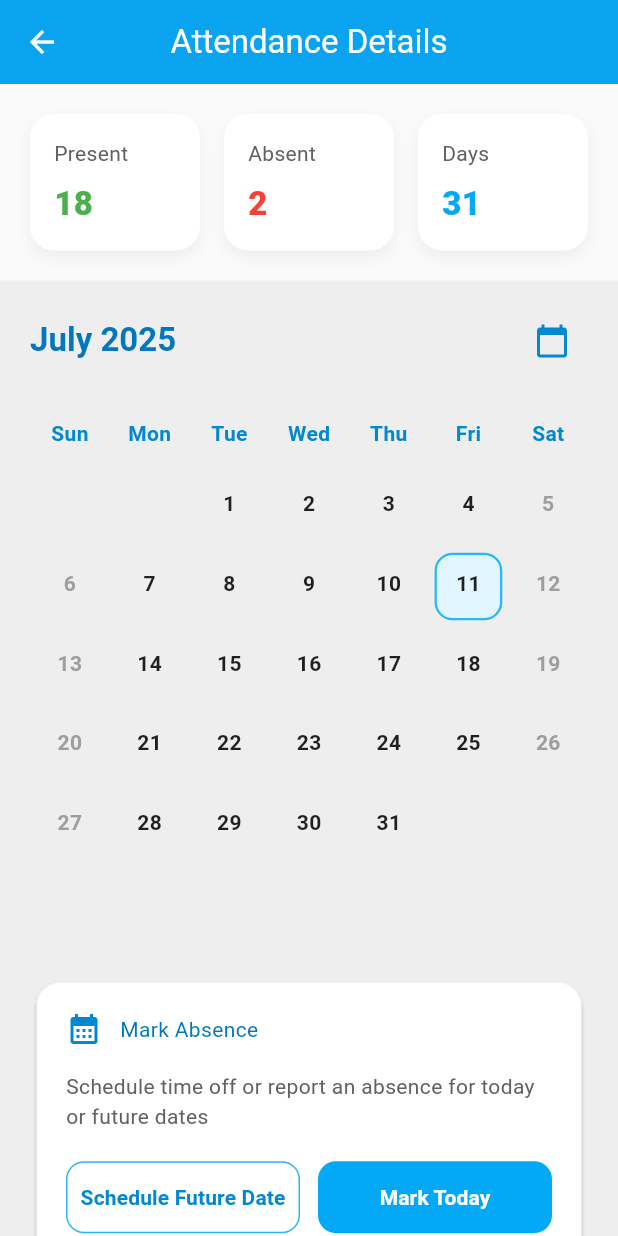
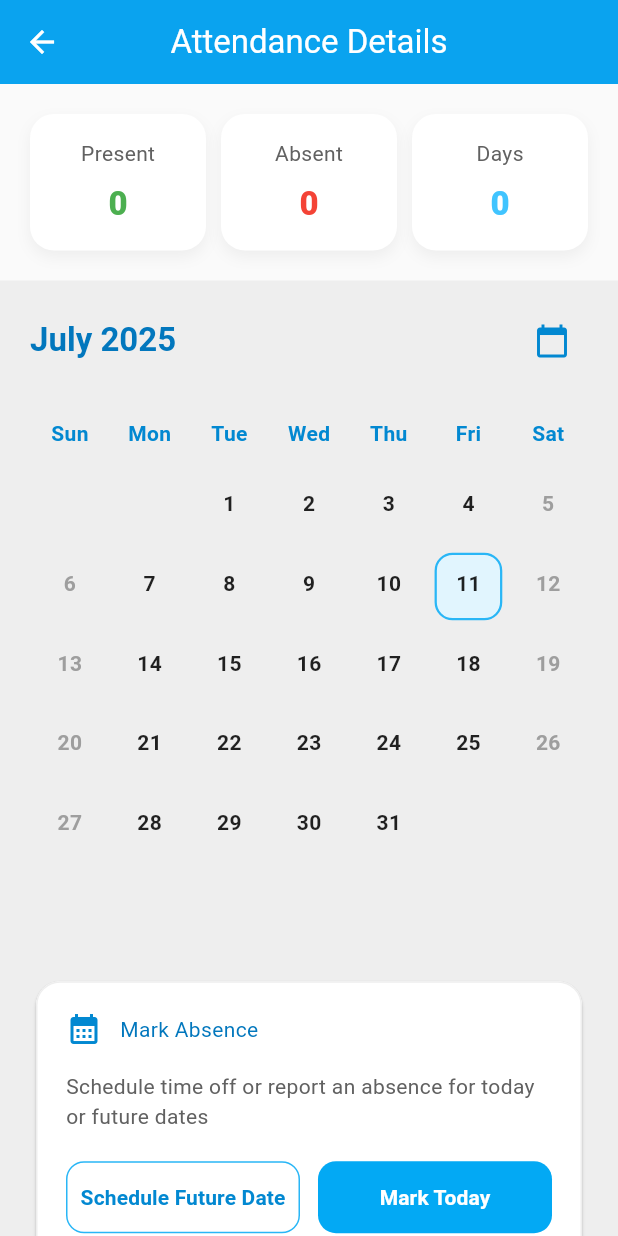
Before and after one commit to Danish9111/mess, a Flutter app: the screen it shows once a user with an empty profile is signed in, scrolled down 264 dp, after a tap on "ATTENDANCE SUMMARY", on a phone screen of 412 x 824 dp. Run offline on Flutter 3.47's test engine with Material 3 defaults, Android fonts, the phone set to English and light mode, and no system bars; our stand-ins replace cloud_firestore, firebase_auth, firebase_core, flutter_rating_bar, flutter_riverpod, google_fonts and 3 more; accounts and stored records are empty.

Commit message:
modified summarycard commented out some code

```diff
--- a/lib/screens/dashboard_screen/dashboard_ui/attendance_ui/attendance_details.dart
+++ b/lib/screens/dashboard_screen/dashboard_ui/attendance_ui/attendance_details.dart
@@ -6,6 +6,9 @@ import 'package:mess/screens/dashboard_screen/dashboard_ui/attendance_ui/confirm
 import 'package:mess/screens/dashboard_screen/dashboard_ui/attendance_ui/build_summery_card.dart';
 import 'package:mess/screens/dashboard_screen/dashboard_ui/attendance_ui/show_day_options.dart';
 import 'package:mess/screens/dashboard_screen/dashboard_ui/attendance_utils/fetch_attendance.dart';
+import 'package:mess/screens/dashboard_screen/dashboard_ui/attendance_utils/count_attendance.dart';
+
+// final presentsCount = countAttendanceThisMonth();
 
 class AttendanceDetailsScreen extends StatefulWidget {
   const AttendanceDetailsScreen({super.key});
@@ -42,12 +45,24 @@ class _AttendanceDetailsScreenState extends State<AttendanceDetailsScreen> {
               color: Colors.grey.shade50,
               child: Row(
                 children: [
-                  buildSummaryCard(context, 'Present', '18', Colors.green),
-                  const SizedBox(width: 16),
-                  buildSummaryCard(context, 'Absent', '2', Colors.red),
-                  const SizedBox(width: 16),
-                  buildSummaryCard(
-                      context, 'Days', '$daysInMonth', Colors.lightBlue),
+                  SummaryCard(
+                      title: 'Present',
+                      color: Colors.green,
+                      future: countAttendanceThisMonth(status: 'present')),
+                  SizedBox(
+                    width: 10,
+                  ),
+                  SummaryCard(
+                      title: 'Absent',
+                      color: Colors.red,
+                      future: countAttendanceThisMonth(status: 'absent')),
+                  SizedBox(
+                    width: 10,
+                  ),
+                  SummaryCard(
+                      title: 'Days',
+                      color: Colors.lightBlueAccent,
+                      future: countAttendanceThisMonth(status: 'days')),
                 ],
               ),
             ),
--- a/lib/screens/dashboard_screen/dashboard_ui/attendance_ui/build_summery_card.dart
+++ b/lib/screens/dashboard_screen/dashboard_ui/attendance_ui/build_summery_card.dart
@@ -1,7 +1,26 @@
 import 'package:flutter/material.dart';
 
-Widget buildSummaryCard(
-    BuildContext context, String title, String value, Color color) {
+class SummaryCard extends StatelessWidget {
+  const SummaryCard({
+    super.key,
+    required this.title,
+    required this.color,
+    required this.future, // inject the future so we don't recreate it
+  });
+
+  final String title;
+  final Color color;
+  final Future<int> future;
+
+  @override
+  Widget build(BuildContext context) {
+    return FutureBuilder<int>(
+      future: future,
+      builder: (context, snap) {
+        if (snap.hasError) {
+          return Text('Error: ${snap.error}');
+        }
+
         return Expanded(
           child: Container(
             padding: const EdgeInsets.all(16),
@@ -17,7 +36,7 @@ Widget buildSummaryCard(
               ],
             ),
             child: Column(
-        crossAxisAlignment: CrossAxisAlignment.start,
+              crossAxisAlignment: CrossAxisAlignment.center,
               children: [
                 Text(
                   title,
@@ -27,8 +46,17 @@ Widget buildSummaryCard(
                   ),
                 ),
                 const SizedBox(height: 8),
+                // // snap.connectionState == ConnectionState.waiting
+                //     ? const SizedBox(
+                //         height: 22, // same height as the text
+                //         width: 22,
+                //         child: CircularProgressIndicator(
+                //           strokeWidth: 2,
+                //           color: Colors.lightBlueAccent,
+                //         ),
+                //       ):
                 Text(
-            value,
+                  '${snap.data ?? 0}',
                   style: TextStyle(
                     fontSize: 22,
                     fontWeight: FontWeight.w800,
@@ -39,4 +67,7 @@ Widget buildSummaryCard(
             ),
           ),
         );
+      },
+    );
   }
+}
--- a/lib/screens/dashboard_screen/dashboard_ui/attendance_utils/backfill_attendance.dart
+++ b/lib/screens/dashboard_screen/dashboard_ui/attendance_utils/backfill_attendance.dart
@@ -46,16 +46,16 @@ Future<void> backfillAttendance() async {
 
   // 3️⃣ commit if we actually added something
   if (writes == 0) {
-    if (kDebugMode) debugPrint('[ATT] 🟢 Nothing to back‑fill');
+    if (kDebugMode) debugPrint(' 🟢 Nothing to back‑fill');
     return;
   }
 
   try {
     await batch.commit();
-    if (kDebugMode) debugPrint('[ATT] ✅ Added $writes missing day(s)');
+    if (kDebugMode) debugPrint('✅ Added $writes missing day(s)');
   } catch (e, st) {
     if (kDebugMode) {
-      debugPrint('[ATT] ❌ Firestore error: $e');
+      debugPrint('❌ Firestore error: $e');
       debugPrint(st.toString());
     }
     rethrow;
--- /dev/null
+++ b/lib/screens/dashboard_screen/dashboard_ui/attendance_utils/count_attendance.dart
@@ -0,0 +1,19 @@
+import 'package:cloud_firestore/cloud_firestore.dart';
+import 'package:firebase_auth/firebase_auth.dart';
+import 'package:intl/intl.dart';
+
+Future<int> countAttendanceThisMonth({required String status}) async {
+  final uid = FirebaseAuth.instance.currentUser?.uid;
+  if (uid == null) return 0;
+
+  final monthId = DateFormat('yyyy-MM').format(DateTime.now());
+  final snap = await FirebaseFirestore.instance
+      .collection('members')
+      .doc(uid)
+      .collection('attendance')
+      .doc(monthId)
+      .get();
+
+  final data = snap.data() ?? {};
+  return data.values.where((v) => v == status).length;
+}
```
Lines whose indentation alone changed are shown as unchanged.
